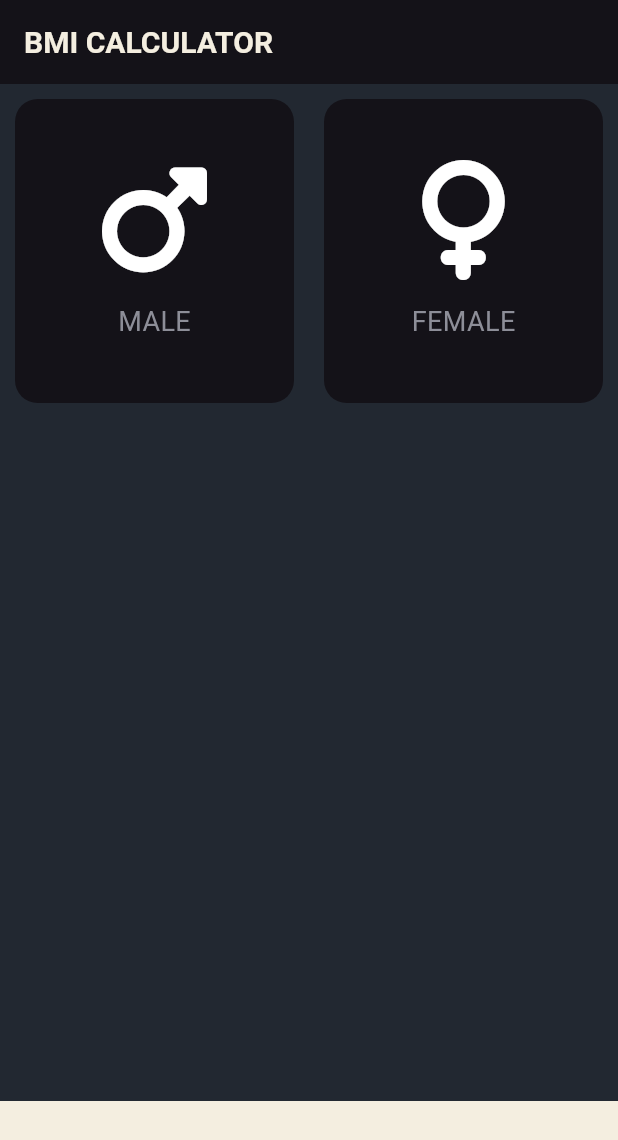
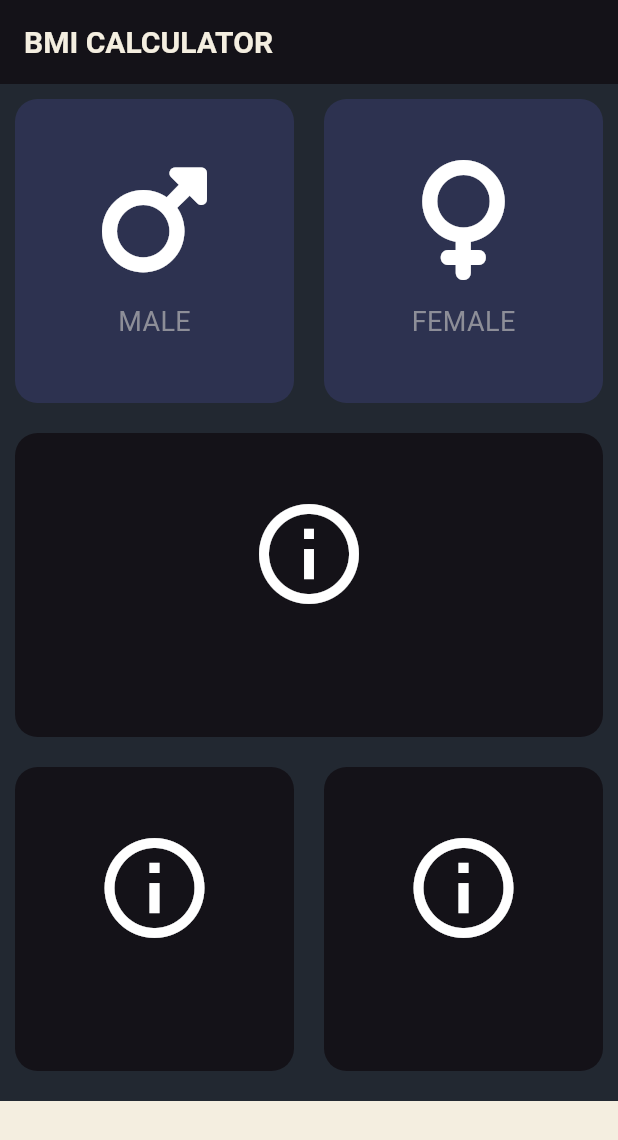
Before and after one commit to risal-ea/bmi_calculator-, a Flutter app: the screen it shows after launch, on a phone screen of 412 x 824 dp. Shown: the top 1140 px of the screen. Run offline on Flutter 3.47's test engine with Material 3 defaults, Android fonts, the phone set to English and light mode, and no system bars; our stand-ins replace font_awesome_flutter.

Commit message:
update 4.0

```diff
--- a/lib/input_page.dart
+++ b/lib/input_page.dart
@@ -1,4 +1,6 @@
+import 'package:flutter/cupertino.dart';
 import 'package:flutter/material.dart';
+import 'package:flutter/widgets.dart';
 import 'package:font_awesome_flutter/font_awesome_flutter.dart';
 import 'reusable_card.dart';
 import 'icon_content.dart';
@@ -6,6 +8,7 @@ import 'icon_content.dart';
 const bottomContainerHeight = 90.0;
 const bottomContainerColour = Color(0xFFF4EEE0);
 const cardColour = Color(0xFF141218);
+const inactiveCardColour = Color(0xFF2D3250);
 
 class InputPage extends StatefulWidget {
   const InputPage({super.key});
@@ -15,6 +18,28 @@ class InputPage extends StatefulWidget {
 }
 
 class _InputPageState extends State<InputPage> {
+
+  Color maleCardColour = inactiveCardColour;
+  Color femaleCardColour = inactiveCardColour;
+
+  void UpdateColour(int gender){
+    if(gender == 1){
+      if(maleCardColour == inactiveCardColour){
+        maleCardColour = cardColour;
+        femaleCardColour = inactiveCardColour;
+      }else{
+        maleCardColour = inactiveCardColour;
+      }
+    }else{
+      if(femaleCardColour == inactiveCardColour){
+        femaleCardColour = cardColour;
+        maleCardColour = inactiveCardColour;
+      }else{
+        femaleCardColour = inactiveCardColour;
+      }
+    }
+  }
+
   @override
   Widget build(BuildContext context) {
     return Scaffold(
@@ -28,35 +53,58 @@ class _InputPageState extends State<InputPage> {
       ),
       body: Column(
         children: <Widget>[
-          const Expanded(child: Row(
+          Expanded(child: Row(
             children: [
-              Expanded(child: ReusableCard(
-                cardChild: IconContent(
-                  icon: FontAwesomeIcons.mars, label: "MALE",
+              Expanded(child: GestureDetector(
+                onTap: (){
+                  setState(() {
+                    UpdateColour(1);
+                  });
+                },
+                child: ReusableCard(
+                  cardChild: IconContent(
+                    icon: FontAwesomeIcons.mars, label: "MALE",
+                  ),
+                  colour: maleCardColour,
                 ),
-                colour: cardColour,
               ),),
-              Expanded(child: ReusableCard(
-                cardChild: IconContent(
-                  icon: FontAwesomeIcons.venus, label: "FEMALE",
+              Expanded(child: GestureDetector(
+                onTap: (){
+                  setState(() {
+                    UpdateColour(2);
+                  });
+                },
+                child: ReusableCard(
+                  cardChild: IconContent(
+                    icon: FontAwesomeIcons.venus, label: "FEMALE",
+                  ),
+                  colour: femaleCardColour,
                 ),
-                colour: cardColour,
               ),),
+            ],
+          )),
+           Expanded(child: Row(
+            children: [
+              Expanded(
+                child: GestureDetector(
+                  onTap: (){
+                    print("center card is clicked");
+                  },
+                  child: ReusableCard(
+                    cardChild: IconContent(),
+                    colour: cardColour,
+                                ),
+                ),),
             ],
           )),
           const Expanded(child: Row(
             children: [
               Expanded(child: ReusableCard(
-                colour: cardColour,
-              ),)
-            ],
-          )),
-          const Expanded(child: Row(
-            children: [
-              Expanded(child: ReusableCard(
+                cardChild: IconContent(),
                 colour: cardColour,
               ),),
               Expanded(child: ReusableCard(
+                cardChild: IconContent(),
                 colour: cardColour,
               ),),
             ],
```
